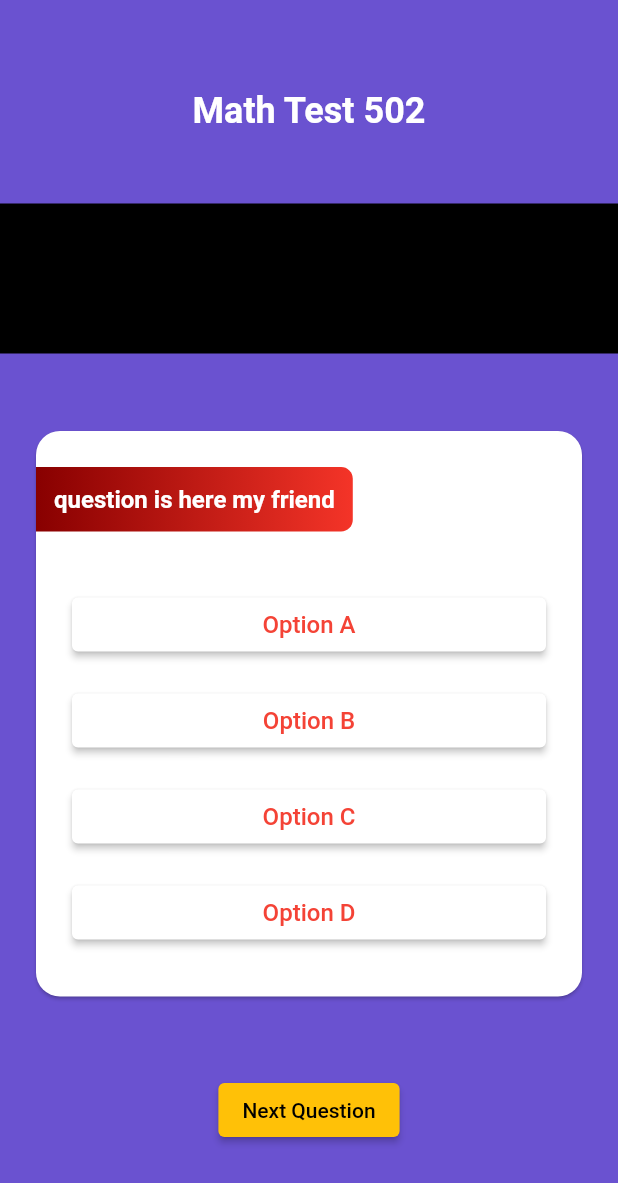
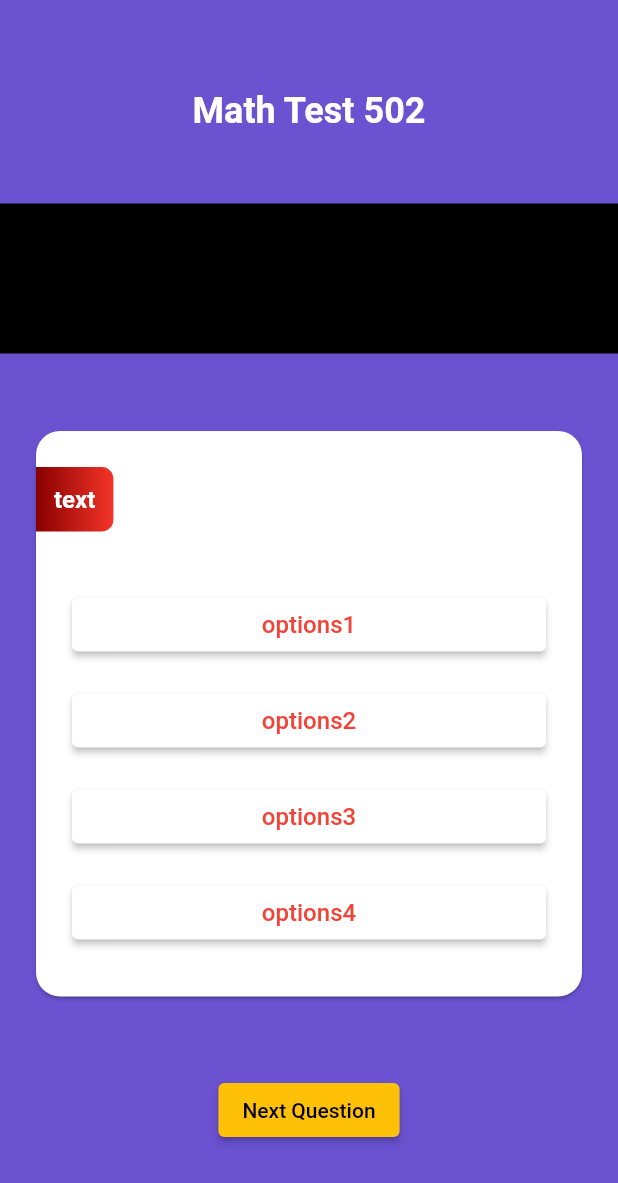
Before and after one commit to CupNLap/psc-student-app-flutter, a Flutter app: the QuizScreen screen opened directly, on a phone screen of 412 x 824 dp. Shown: the top 1183 px of the screen. Run offline on Flutter 3.47's test engine with Material 3 defaults, Android fonts, the phone set to English and light mode, and no system bars; drawn by our look-alikes of flutter_animate; our stand-ins replace cloud_firestore, firebase_core, shared_preferences; accounts and stored records are empty; Roboto replaces fonts that are missing (Kodchasan).

Commit message:
Created question model

```diff
--- /dev/null
+++ b/lib/model/question.dart
@@ -0,0 +1,39 @@
+import 'package:cloud_firestore/cloud_firestore.dart';
+
+enum QuestionType { mcq }
+
+class Question {
+  String text;
+  QuestionType type;
+  int timer;
+  Set<String> options;
+  String answer;
+
+  Question({
+    required this.text,
+    required this.options,
+    required this.answer,
+    this.timer = 900,
+    this.type = QuestionType.mcq,
+  });
+
+  factory Question.fromFirestore(DocumentSnapshot snap) {
+    return Question(
+      text: snap.get('text'),
+      type: snap.get('type'),
+      timer: snap.get('timer'),
+      options: snap.get('options'),
+      answer: snap.get('answer'),
+    );
+  }
+
+  Map<String, dynamic> toJson() {
+    final Map<String, dynamic> data = new Map<String, dynamic>();
+    data['text'] = text;
+    data['type'] = type;
+    data['timer'] = timer;
+    data['options'] = options;
+    data['answer'] = answer;
+    return data;
+  }
+}
--- a/lib/pages/quiz_screen.dart
+++ b/lib/pages/quiz_screen.dart
@@ -2,6 +2,8 @@ import 'package:cloud_firestore/cloud_firestore.dart';
 import 'package:flutter/material.dart';
 import 'package:student/widgets/ads/banner.dart';
 import 'package:student/widgets/question_card.dart';
+
+import 'package:student/model/question.dart';
 
 class QuizScreen extends StatelessWidget {
   const QuizScreen({
@@ -36,9 +38,20 @@ class QuizScreen extends StatelessWidget {
               ),
             ),
             const AdBanner(),
-            const Padding(
-              padding: EdgeInsets.symmetric(horizontal: 20.0),
-              child: QuestionCard(),
+            Padding(
+              padding: const EdgeInsets.symmetric(horizontal: 20.0),
+              child: QuestionCard(
+                Question(
+                  text: 'text',
+                  options: {
+                    'options1',
+                    'options2',
+                    'options3',
+                    'options4',
+                  },
+                  answer: 'answer',
+                ),
+              ),
             ),
             ElevatedButton(
               style: ElevatedButton.styleFrom(
@@ -46,7 +59,7 @@ class QuizScreen extends StatelessWidget {
                 foregroundColor: Colors.black,
               ),
               onPressed: () {},
-              child: Text("Next Question"),
+              child: const Text("Next Question"),
             )
           ],
         ),
--- a/lib/widgets/question_card.dart
+++ b/lib/widgets/question_card.dart
@@ -1,9 +1,14 @@
 import 'package:flutter/material.dart';
+import 'package:flutter_animate/flutter_animate.dart';
+import 'package:student/model/question.dart';
 
 class QuestionCard extends StatelessWidget {
-  const QuestionCard({
+  const QuestionCard(
+    this.question, {
     super.key,
   });
+
+  final Question question;
 
   @override
   Widget build(BuildContext context) {
@@ -15,10 +20,10 @@ class QuestionCard extends StatelessWidget {
         width: double.infinity,
         padding: const EdgeInsets.symmetric(vertical: 24.0),
         child: Column(crossAxisAlignment: CrossAxisAlignment.start, children: [
-          const QuestionView("question is here my friend"),
+          QuestionView(question.text),
           const SizedBox(height: 30.0),
           OptionsView(
-            const ['Option A', 'Option B', 'Option C', 'Option D'],
+            question.options,
             onOptionSelected: (selectedOption) {
               print('Selected option: $selectedOption');
             },
@@ -65,14 +70,14 @@ class QuestionView extends StatelessWidget {
             fontFamily: 'Kodchasan',
             fontWeight: FontWeight.w600,
           ),
-        ),
+        ).animate().slide(begin: Offset(-1, 0)),
       ),
     );
   }
 }
 
 class OptionsView extends StatefulWidget {
-  final List<String> options;
+  final Set<String> options;
   final Function(String) onOptionSelected;
 
   const OptionsView(
--- a/pubspec.yaml
+++ b/pubspec.yaml
@@ -42,6 +42,7 @@ dependencies:
   # firebase
   firebase_core: ^2.24.0
   cloud_firestore: ^4.13.3
+  flutter_animate: ^4.3.0
 
 dev_dependencies:
   flutter_test:
```
Also changed, not shown: pubspec.lock.
